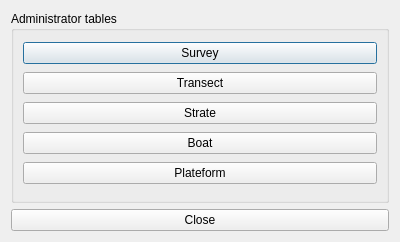
Above: src/gui/ui/settings.ui from hytechimaging/sammo-boat before the change. Below: the same form after it.
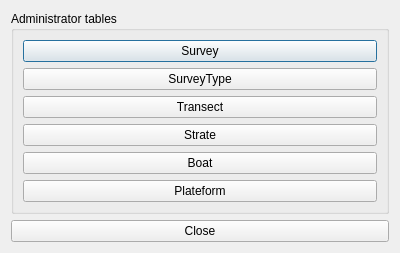
That is the form after the change.

Commit message: add survey management

```diff
--- a/src/gui/ui/settings.ui
+++ b/src/gui/ui/settings.ui
@@ -27,6 +27,13 @@
         </property>
        </widget>
       </item>
+      <item>
+       <widget class="QPushButton" name="surveyTypeButton">
+        <property name="text">
+         <string>SurveyType</string>
+        </property>
+       </widget>
+      </item>
       <item>
        <widget class="QPushButton" name="transectButton">
         <property name="text">
```
The commit also changes 8 other files.
